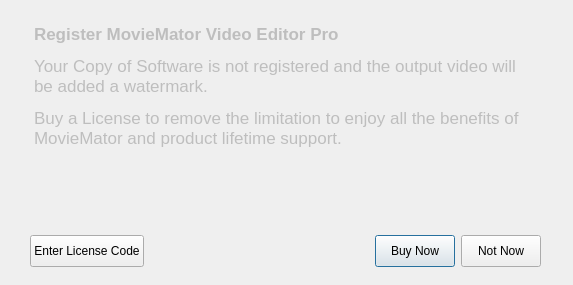
The window that src/MovieMator/src/dialogs/registrationtipsdialog.ui (hansewu/MovieMator) describes before a commit, drawn with Qt 5.
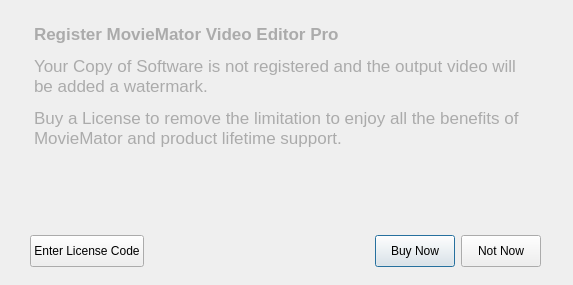
The same window after the commit. Icons and pictures are not drawn.

Commit message: Part of the interface text is invisible (caused by modifying the color palette)

```diff
--- a/src/MovieMator/src/dialogs/registrationtipsdialog.ui
+++ b/src/MovieMator/src/dialogs/registrationtipsdialog.ui
@@ -59,14 +59,14 @@
     <string>&lt;!DOCTYPE HTML PUBLIC &quot;-//W3C//DTD HTML 4.0//EN&quot; &quot;http://www.w3.org/TR/REC-html40/strict.dtd&quot;&gt;
 &lt;html&gt;&lt;head&gt;&lt;meta name=&quot;qrichtext&quot; content=&quot;1&quot; /&gt;&lt;style type=&quot;text/css&quot;&gt;
 p, li { white-space: pre-wrap; }
-&lt;/style&gt;&lt;/head&gt;&lt;body style=&quot; font-family:'SimSun'; font-size:9pt; font-weight:400; font-style:normal;&quot;&gt;
-&lt;p style=&quot; margin-top:18px; margin-bottom:12px; margin-left:0px; margin-right:0px; -qt-block-indent:0; text-indent:0px;&quot;&gt;&lt;span style=&quot; font-family:'.Helvetica Neue DeskInterface'; font-size:13pt; font-weight:600;&quot;&gt;Register MovieMator Video Editor Pro&lt;/span&gt;&lt;/p&gt;
-&lt;p style=&quot; margin-top:12px; margin-bottom:12px; margin-left:0px; margin-right:0px; -qt-block-indent:0; text-indent:0px;&quot;&gt;&lt;span style=&quot; font-family:'.Helvetica Neue DeskInterface'; font-size:13pt;&quot;&gt;Your Copy of Software is not registered and the output video will be added a watermark.&lt;/span&gt;&lt;/p&gt;
-&lt;p style=&quot; margin-top:12px; margin-bottom:12px; margin-left:0px; margin-right:0px; -qt-block-indent:0; text-indent:0px;&quot;&gt;&lt;span style=&quot; font-family:'.Helvetica Neue DeskInterface'; font-size:13pt;&quot;&gt;Buy a License to remove the limitation to enjoy all the benefits of MovieMator and product lifetime support.&lt;/span&gt;&lt;/p&gt;
-&lt;p style=&quot;-qt-paragraph-type:empty; margin-top:0px; margin-bottom:0px; margin-left:0px; margin-right:0px; -qt-block-indent:0; text-indent:0px; font-family:'.Helvetica Neue DeskInterface'; font-size:13pt;&quot;&gt;&lt;br /&gt;&lt;/p&gt;&lt;/body&gt;&lt;/html&gt;</string>
+&lt;/style&gt;&lt;/head&gt;&lt;body style=&quot; font-family:'.AppleSystemUIFont'; font-size:13pt; font-weight:400; font-style:normal;&quot;&gt;
+&lt;p style=&quot; margin-top:18px; margin-bottom:12px; margin-left:0px; margin-right:0px; -qt-block-indent:0; text-indent:0px;&quot;&gt;&lt;span style=&quot; font-family:'.Helvetica Neue DeskInterface'; font-weight:600; color:#ababab;&quot;&gt;Register MovieMator Video Editor Pro&lt;/span&gt;&lt;/p&gt;
+&lt;p style=&quot; margin-top:12px; margin-bottom:12px; margin-left:0px; margin-right:0px; -qt-block-indent:0; text-indent:0px;&quot;&gt;&lt;span style=&quot; font-family:'.Helvetica Neue DeskInterface'; color:#ababab;&quot;&gt;Your Copy of Software is not registered and the output video will be added a watermark.&lt;/span&gt;&lt;/p&gt;
+&lt;p style=&quot; margin-top:12px; margin-bottom:12px; margin-left:0px; margin-right:0px; -qt-block-indent:0; text-indent:0px;&quot;&gt;&lt;span style=&quot; font-family:'.Helvetica Neue DeskInterface'; color:#ababab;&quot;&gt;Buy a License to remove the limitation to enjoy all the benefits of MovieMator and product lifetime support.&lt;/span&gt;&lt;/p&gt;
+&lt;p style=&quot;-qt-paragraph-type:empty; margin-top:0px; margin-bottom:0px; margin-left:0px; margin-right:0px; -qt-block-indent:0; text-indent:0px; font-family:'.Helvetica Neue DeskInterface';&quot;&gt;&lt;br /&gt;&lt;/p&gt;&lt;/body&gt;&lt;/html&gt;</string>
    </property>
   </widget>
-  <widget class="QWidget" name="">
+  <widget class="QWidget" name="layoutWidget">
    <property name="geometry">
     <rect>
      <x>30</x>
```
The commit also changes 5 other files.
